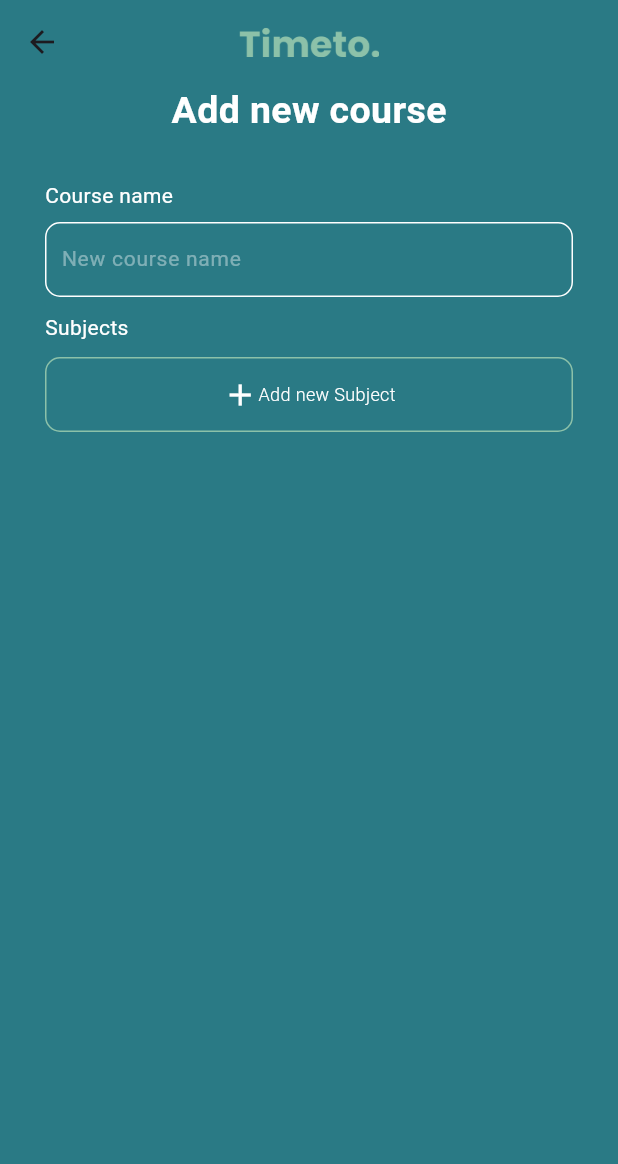
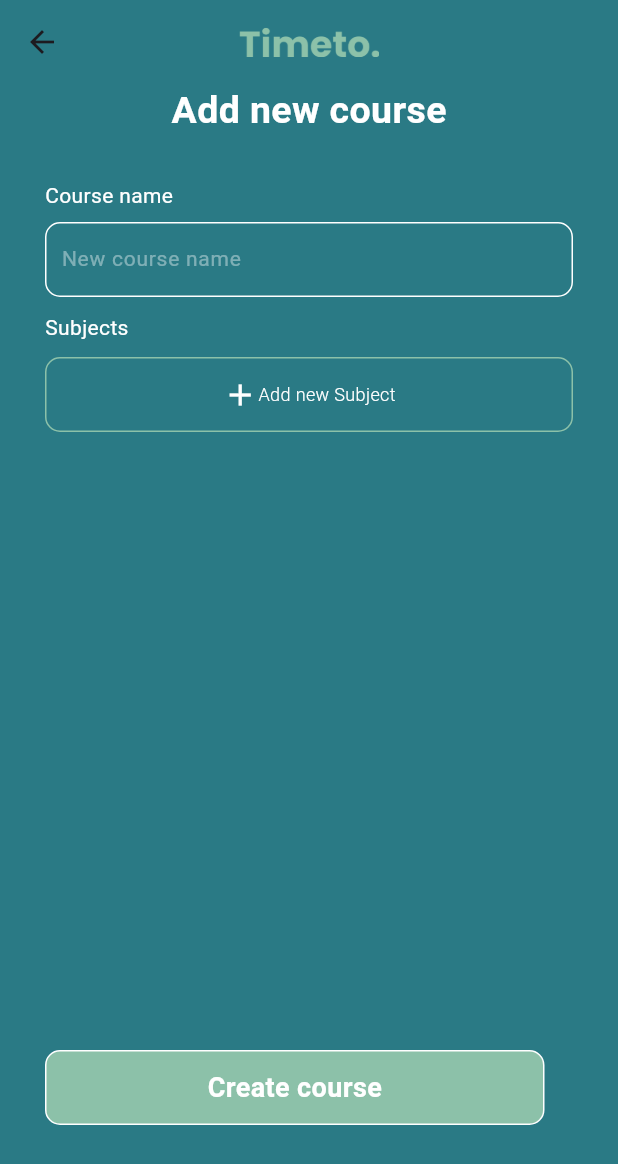
Before and after one commit to dhrisyapn/timeto, a Flutter app: the AddCourse screen opened directly, on a phone screen of 412 x 824 dp. Shown: the top 1164 px of the screen. Run offline on Flutter 3.47's test engine with Material 3 defaults, Android fonts, the phone set to English and light mode, and no system bars; our stand-ins replace device_preview, firebase_core; accounts and stored records are empty; Roboto replaces fonts that are missing (Poppins).

Commit message:
create button added

```diff
--- a/lib/addcourse.dart
+++ b/lib/addcourse.dart
@@ -263,6 +263,32 @@ class _AddCourseState extends State<AddCourse> {
                 ),
               ),
             ),
+            SizedBox(
+              height: MediaQuery.of(context).size.height *
+                  0.50, // 10% of screen height
+            ),
+            Container(
+              width: 333,
+              height: 50,
+              decoration: ShapeDecoration(
+                color: Color(0xFF8CC1A9),
+                shape: RoundedRectangleBorder(
+                  side: BorderSide(width: 1, color: Colors.white),
+                  borderRadius: BorderRadius.circular(10),
+                ),
+              ),
+              child: Center(
+                child: Text(
+                  'Create course',
+                  style: TextStyle(
+                    color: Colors.white,
+                    fontSize: 18,
+                    fontFamily: 'Poppins',
+                    fontWeight: FontWeight.w600,
+                  ),
+                ),
+              ),
+            )
           ],
         ),
       ),
```
